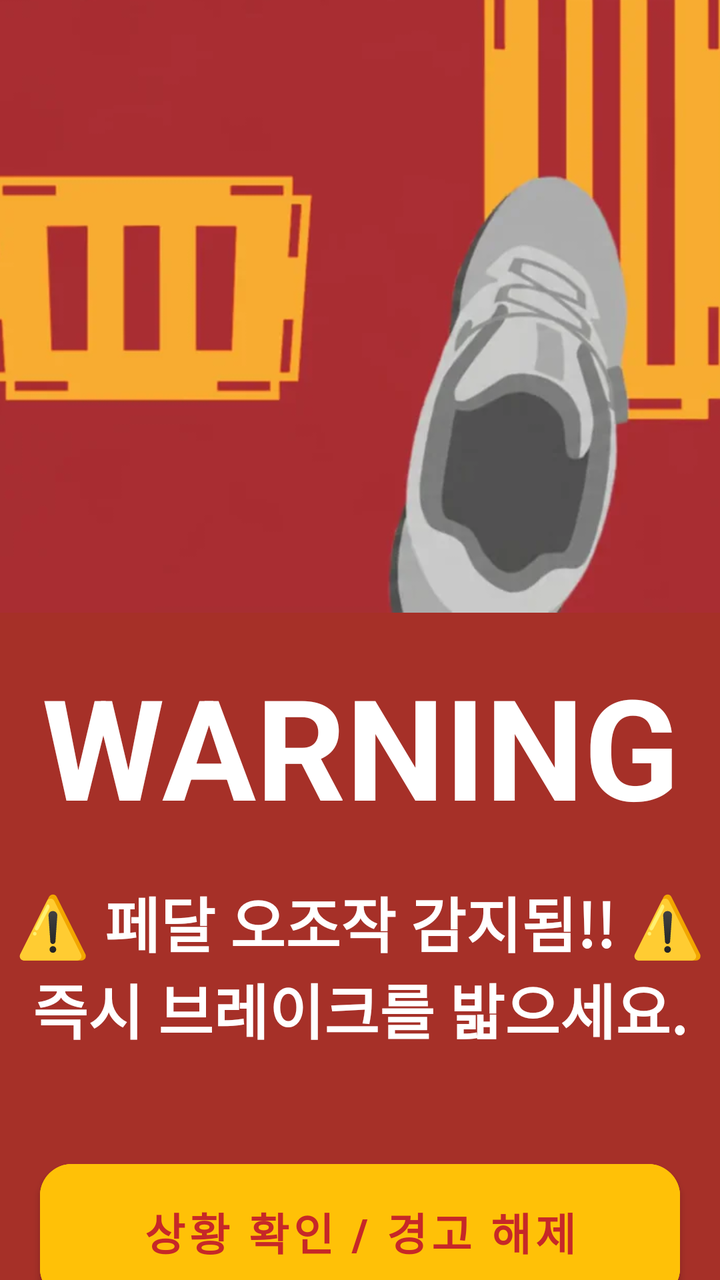
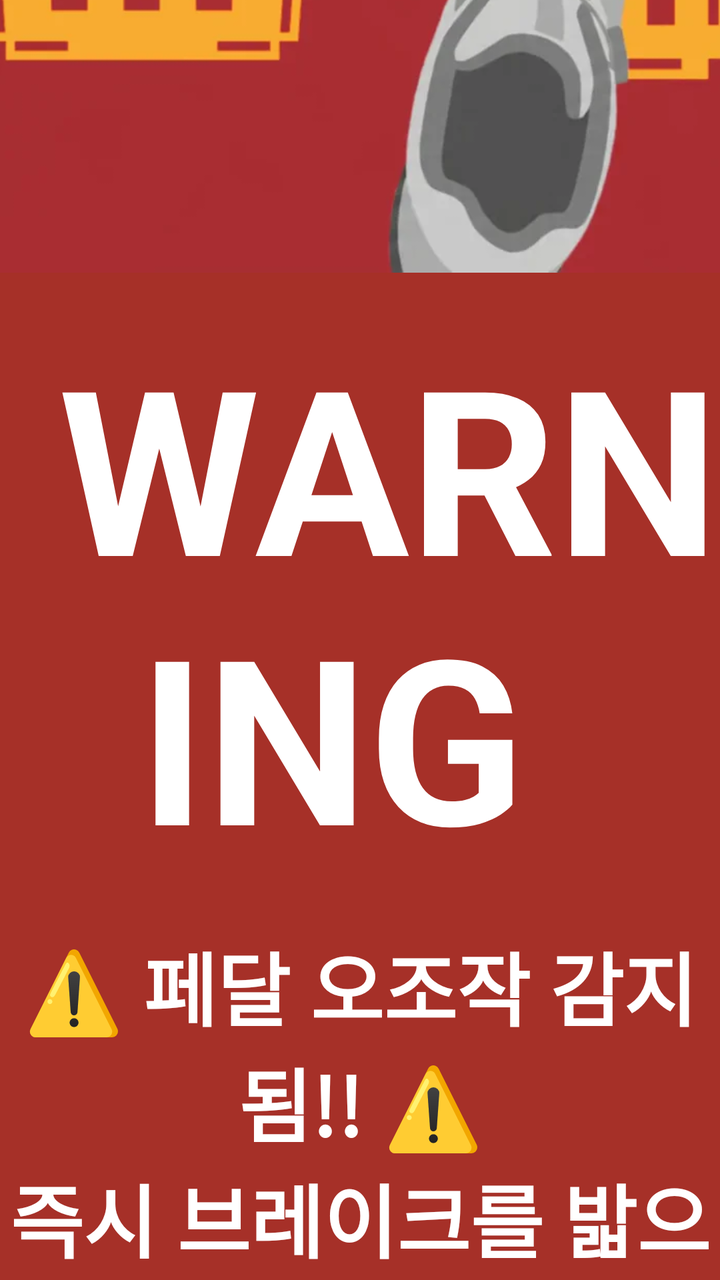

Two renders of the same Android screen: before a commit and after it. Below are the layout's source before the change and the commit's diff.
<!-- AndroidManifest.xml: activity theme Theme.MaterialComponents.DayNight.NoActionBar -->
<!-- res/layout/activity_critical.xml -->
<?xml version="1.0" encoding="utf-8"?>
<androidx.constraintlayout.widget.ConstraintLayout
    xmlns:android="http://schemas.android.com/apk/res/android"
    xmlns:app="http://schemas.android.com/apk/res-auto"
    android:layout_width="match_parent"
    android:layout_height="match_parent"
    android:background="@color/warning_red"
    android:keepScreenOn="true">

  
  

  <ImageView
      android:id="@+id/ivCriticalIcon"
      android:layout_width="508dp"
      android:layout_height="372dp"
      android:src="@drawable/warning_red_blink"
      app:layout_constraintBottom_toTopOf="@+id/tvWarningTitle"
      app:layout_constraintEnd_toEndOf="parent"
      app:layout_constraintStart_toStartOf="parent"
      app:layout_constraintTop_toTopOf="parent"
      app:layout_constraintVertical_chainStyle="packed"
      app:layout_constraintHorizontal_bias="0.496"/>

  <TextView
      android:id="@+id/tvWarningTitle"
      android:layout_width="wrap_content"
      android:layout_height="wrap_content"
      android:layout_marginTop="20dp"
      android:gravity="center"
      android:text=" WARNING "
      android:textColor="#FFFFFF"
      android:textSize="70sp"
      android:textStyle="bold"
      app:layout_constraintBottom_toTopOf="@+id/tvWarningSub"
      app:layout_constraintEnd_toEndOf="parent"
      app:layout_constraintStart_toStartOf="parent"
      app:layout_constraintTop_toBottomOf="@id/ivCriticalIcon" />

  <TextView
      android:id="@+id/tvWarningSub"
      android:layout_width="wrap_content"
      android:layout_height="wrap_content"
      android:layout_marginTop="20dp"
      android:text="⚠️ 페달 오조작 감지됨!! ⚠️\n즉시 브레이크를 밟으세요."
      android:textColor="#FFFFFF"
      android:textSize="30sp"
      android:textStyle="bold"
      android:gravity="center"
      app:layout_constraintBottom_toTopOf="@+id/btnDismiss"
      app:layout_constraintEnd_toEndOf="parent"
      app:layout_constraintStart_toStartOf="parent"
      app:layout_constraintTop_toBottomOf="@id/tvWarningTitle" />

  <com.google.android.material.button.MaterialButton
      android:id="@+id/btnDismiss"
      android:layout_width="0dp"
      android:layout_height="80dp"
      android:layout_marginHorizontal="20dp"
      android:layout_marginTop="50dp"
      android:layout_marginBottom="50dp"
      android:backgroundTint="@color/warning_button"
      android:text="상황 확인 / 경고 해제"
      android:textColor="#C62828"
      android:textSize="22sp"
      android:textStyle="bold"
      app:cornerRadius="16dp"
      app:strokeColor="@color/warning_button"
      app:strokeWidth="3dp"
      app:layout_constraintBottom_toBottomOf="parent"
      app:layout_constraintEnd_toEndOf="parent"
      app:layout_constraintStart_toStartOf="parent"
      app:layout_constraintTop_toBottomOf="@id/tvWarningSub" />

</androidx.constraintlayout.widget.ConstraintLayout>
<!-- resources referenced by this layout -->
<resources>
  <color name="warning_button">#FFC107</color>
  <color name="warning_red">#A63028</color>
  <!-- drawable warning_red_blink: webp bitmap (drawable, 715718 bytes) -->
</resources>

<!-- the commit's change to res/layout/activity_critical.xml (unified diff, before → after) -->
@@ -30,7 +30,7 @@
       android:gravity="center"
       android:text=" WARNING "
       android:textColor="#FFFFFF"
-      android:textSize="70sp"
+      android:textSize="115sp"
       android:textStyle="bold"
       app:layout_constraintBottom_toTopOf="@+id/tvWarningSub"
       app:layout_constraintEnd_toEndOf="parent"
@@ -44,7 +44,7 @@
       android:layout_marginTop="20dp"
       android:text="⚠️ 페달 오조작 감지됨!! ⚠️\n즉시 브레이크를 밟으세요."
       android:textColor="#FFFFFF"
-      android:textSize="30sp"
+      android:textSize="40sp"
       android:textStyle="bold"
       android:gravity="center"
       app:layout_constraintBottom_toTopOf="@+id/btnDismiss"
